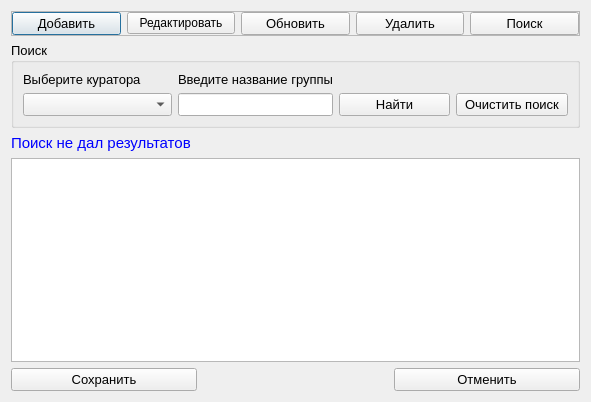
This is groups.ui in kanbodows/kafpocs as Qt 5 draws it before an edit. The edited form follows.
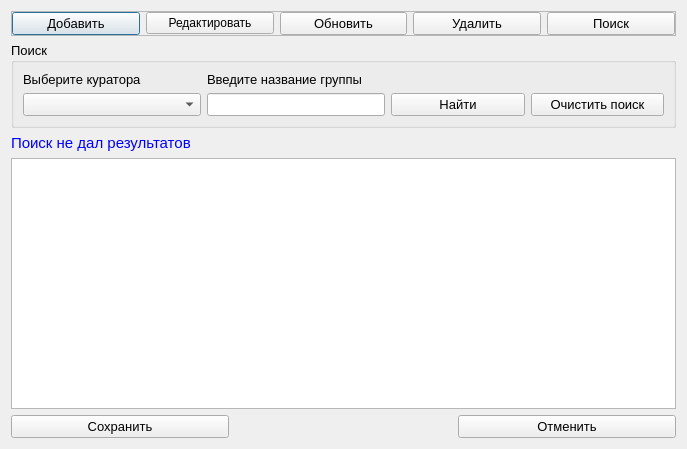
This is the edited form. Icons and pictures are not drawn.

Commit message: еще один коммит

Diff of the .ui file:
```diff
--- a/groups.ui
+++ b/groups.ui
@@ -6,8 +6,8 @@
    <rect>
     <x>0</x>
     <y>0</y>
-    <width>591</width>
-    <height>402</height>
+    <width>687</width>
+    <height>449</height>
    </rect>
   </property>
   <property name="windowTitle">
```
